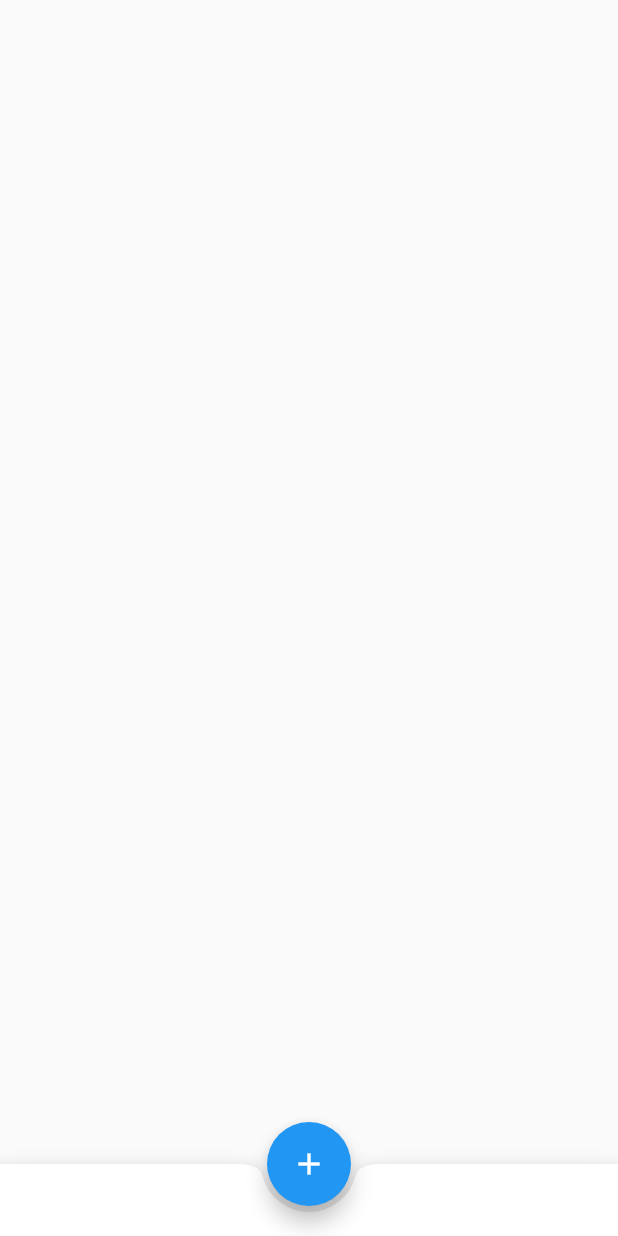
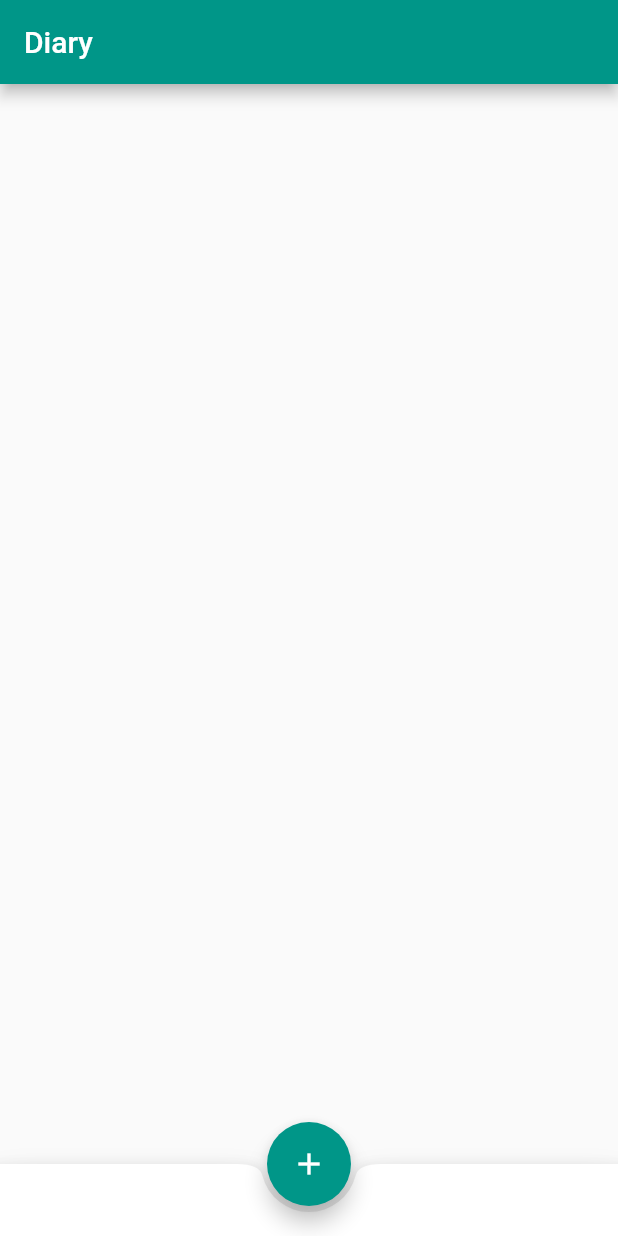
Before and after one commit to Princeigwe/diary, a Flutter app: the screen it shows after launch, on a phone screen of 412 x 824 dp. Run offline on Flutter 3.47's test engine with Material 2 defaults, Android fonts, the phone set to English and light mode, and no system bars.

```diff
--- a/lib/main.dart
+++ b/lib/main.dart
@@ -22,12 +22,14 @@ class MyApp extends StatelessWidget {
         // or simply save your changes to "hot reload" in a Flutter IDE).
         // Notice that the counter didn't reset back to zero; the application
         // is not restarted.
-        primarySwatch: Colors.blue,
+        primarySwatch: Colors.teal,
         // This makes the visual density adapt to the platform that you run
         // the app on. For desktop platforms, the controls will be smaller and
         // closer together (more dense) than on mobile platforms.
         visualDensity: VisualDensity.adaptivePlatformDensity,
+
       ),
+      debugShowCheckedModeBanner: false,
       home: Home(),
     );
   }
--- a/lib/pages/edit_entry.dart
+++ b/lib/pages/edit_entry.dart
@@ -195,6 +195,11 @@ class _EditEntryState extends State<EditEntry> {
                   )
                 ],
               ),
+              CircularProgressIndicator(
+                      backgroundColor: Colors.blue,
+                      valueColor: new AlwaysStoppedAnimation(Colors.redAccent),
+                      strokeWidth: 10,
+                    ),
             ],
           ),
         ),
--- a/lib/pages/home.dart
+++ b/lib/pages/home.dart
@@ -2,7 +2,6 @@ import 'package:flutter/material.dart';
 import 'package:intl/intl.dart';
 import 'package:diary/pages/edit_entry.dart';
 import 'package:diary/classes/database.dart';
-
 
 class Home extends StatefulWidget {
   @override
@@ -66,7 +65,7 @@ class _HomeState extends State<Home> {
           background: Container(
             color: Colors.red,
             alignment: Alignment.centerLeft,
-            padding: EdgeInsets.only(left: 16.0),
+            padding: EdgeInsets.only(left: 20.0),
             child: Icon(
               Icons.delete,
               color: Colors.white,
@@ -75,7 +74,7 @@ class _HomeState extends State<Home> {
           secondaryBackground: Container(
             color: Colors.red,
             alignment: Alignment.centerLeft,
-            padding: EdgeInsets.only(left: 16.0),
+            padding: EdgeInsets.only(left: 20.0),
             child: Icon(
               Icons.delete,
               color: Colors.white,
@@ -130,16 +129,26 @@ class _HomeState extends State<Home> {
   Widget build(BuildContext context) {
     return Scaffold(
       // futurebuilder processes and retrieve data without blocking the ui
+      appBar: AppBar(
+        title: Text('Diary'),
+      ),
       body: FutureBuilder(
-          initialData: [],
-          future: _loadJournals(),
-          builder: (BuildContext context, AsyncSnapshot snapshot) {
-            return !snapshot.hasData
-                ? Center(
-                    child: CircularProgressIndicator(),
-                  )
-                : _buildListViewSeparated(snapshot);
-          }),
+        initialData: [],
+        future: _loadJournals(),
+        builder: (BuildContext context, AsyncSnapshot snapshot) {
+          if (snapshot.hasData) {
+            return _buildListViewSeparated(snapshot);
+          } else {
+            return Center(
+              child: SizedBox(
+                height: 45.0,
+                width: 45.0,
+                child: CircularProgressIndicator(),
+              ),
+            );
+          }
+        },
+      ),
 
       bottomNavigationBar: BottomAppBar(
         shape: CircularNotchedRectangle(),
```
